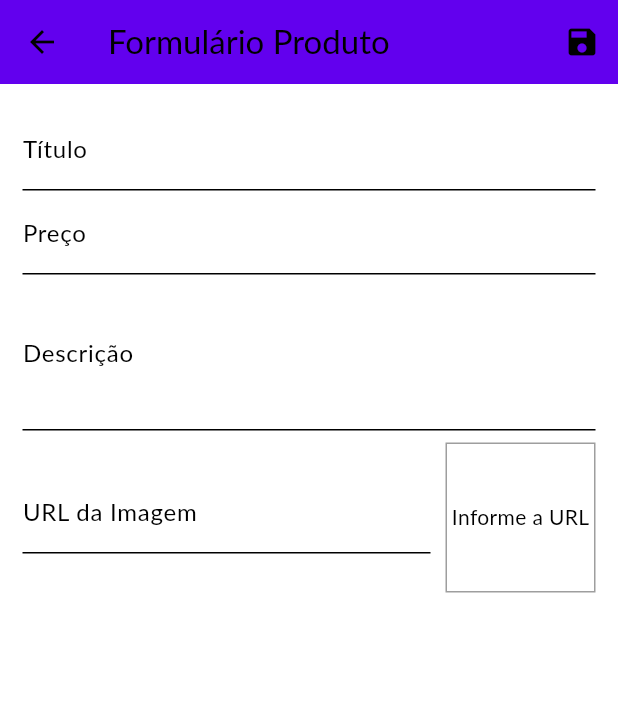
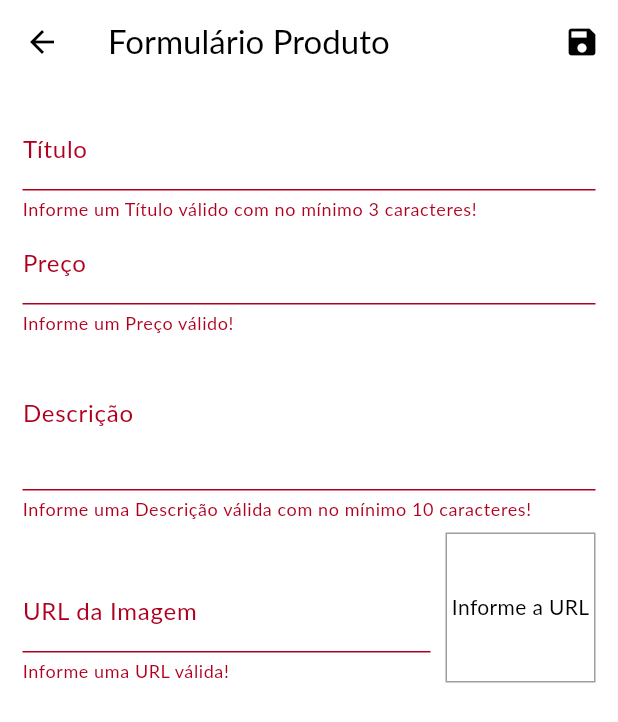
Before and after one commit to Junior580/MyShop, a Flutter app: the ProductFormScreen screen opened by its route, after a tap on the "save" icon, on a phone screen of 412 x 824 dp. Shown: the top 722 px of the screen. Run offline on Flutter 3.47's test engine with Material 3 defaults, Android fonts, the phone set to English and light mode, and no system bars; Roboto replaces fonts that are missing (Lato).

```diff
--- a/lib/main.dart
+++ b/lib/main.dart
@@ -46,10 +46,8 @@ class MyApp extends StatelessWidget {
             secondary: Colors.deepOrange,
           ),
         ),
-        // home: const ProductOverviewScreen(),
         routes: {
-          // AppRoutes.AUTH_HOME: (ctx) => const AuthOrHomeScreen(),
-          AppRoutes.AUTH_HOME: (ctx) => const ProductOverviewScreen(),
+          AppRoutes.AUTH_HOME: (ctx) => const AuthOrHomeScreen(),
           AppRoutes.ORDERS: (ctx) => const OrdersScreen(),
           AppRoutes.PRODUCT_DETAIL: (ctx) => const ProductDetailScreen(),
           AppRoutes.CART: (ctx) => const CartScreen(),
--- a/lib/providers/auth.dart
+++ b/lib/providers/auth.dart
@@ -5,18 +5,20 @@ import 'package:http/http.dart' as http;
 import 'package:shop/exceptions/auth_exception.dart';
 
 class Auth with ChangeNotifier {
-  late String _token;
-  late DateTime _expiryDate;
+  String? _token;
+  DateTime? _expiryDate;
 
-  get isAuth {
+  bool get isAuth {
     return token != null;
   }
 
-  String get token {
-    if (_expiryDate.isAfter(DateTime.now())) {
+  String? get token {
+    if (_token != null &&
+        _expiryDate != null &&
+        _expiryDate!.isAfter(DateTime.now())) {
       return _token;
     } else {
-      return '';
+      return null;
     }
   }
 
@@ -45,6 +47,7 @@ class Auth with ChangeNotifier {
           seconds: int.parse(responseBody['expiresIn']),
         ),
       );
+      notifyListeners();
     }
 
     return Future.value();
--- a/lib/providers/products.dart
+++ b/lib/providers/products.dart
@@ -2,13 +2,16 @@ import 'dart:convert';
 import 'dart:io';
 
 import 'package:flutter/material.dart';
+import 'package:shop/utils/constants.dart';
 import 'product.dart';
 import '../data/dummy_data.dart';
 import 'package:http/http.dart' as http;
 
 class Products with ChangeNotifier {
-  final _baseUrl = Uri.parse('');
-  final List<Product> _items = DUMMY_PRODUCTS;
+  final String _baseUrl = '${Constants.BASE_API_URL}/products';
+  final List<Product> _items = [];
+
+  // final List<Product> _items = DUMMY_PRODUCTS;
 
   List<Product> get items => [..._items];
 
@@ -21,7 +24,7 @@ class Products with ChangeNotifier {
   }
 
   Future<void> loadProducts() async {
-    final response = await http.get(_baseUrl);
+    final response = await http.get(Uri.parse("$_baseUrl.json"));
     Map<String, dynamic> data = json.decode(response.body);
 
     _items.clear();
@@ -41,7 +44,7 @@ class Products with ChangeNotifier {
 
   Future<void> addProduct(Product newProduct) async {
     final response = await http.post(
-      _baseUrl,
+      Uri.parse("$_baseUrl.json"),
       body: json.encode({
         'title': newProduct.title,
         'description': newProduct.description,
@@ -65,7 +68,7 @@ class Products with ChangeNotifier {
     final index = _items.indexWhere((prod) => prod.id == product.id);
     if (index >= 0) {
       await http.patch(
-        _baseUrl.replace(query: product.id),
+        Uri.parse("$_baseUrl.json").replace(query: product.id),
         body: json.encode({
           'title': product.title,
           'description': product.description,
@@ -85,7 +88,8 @@ class Products with ChangeNotifier {
       _items.remove(product);
       notifyListeners();
 
-      final response = await http.delete(_baseUrl.replace(query: product.id));
+      final response = await http
+          .delete(Uri.parse("$_baseUrl.json").replace(query: product.id));
 
       if (response.statusCode >= 400) {
         _items.insert(index, product);
--- a/lib/views/product_form_screen.dart
+++ b/lib/views/product_form_screen.dart
@@ -1,7 +1,9 @@
-import 'dart:math';
+import 'package:flutter/material.dart';
+import 'package:provider/provider.dart';
+import 'package:shop/utils/generate_id.dart';
 
-import 'package:flutter/material.dart';
 import '../providers/product.dart';
+import '../providers/products.dart';
 
 class ProductFormScreen extends StatefulWidget {
   const ProductFormScreen({super.key});
@@ -17,6 +19,7 @@ class _ProductFormScreenState extends State<ProductFormScreen> {
   final _imageUrlController = TextEditingController();
   final _form = GlobalKey<FormState>();
   final _formData = <String, dynamic>{};
+  bool _isLoading = false;
 
   @override
   void initState() {
@@ -24,8 +27,39 @@ class _ProductFormScreenState extends State<ProductFormScreen> {
     _imageUrlFocusNode.addListener(_updateImage);
   }
 
+  @override
+  void didChangeDependencies() {
+    super.didChangeDependencies();
+
+    if (_formData.isEmpty) {
+      final args = ModalRoute.of(context)?.settings.arguments;
+      if (args is Product) {
+        final product = args;
+        _formData['id'] = product.id;
+        _formData['title'] = product.title;
+        _formData['description'] = product.description;
+        _formData['price'] = product.price;
+        _formData['imageUrl'] = product.imageUrl;
+
+        _imageUrlController.text = product.imageUrl;
+      }
+    }
+  }
+
   void _updateImage() {
+    if (isValidImageUrl(_imageUrlController.text)) {
       setState(() {});
+    }
+  }
+
+  bool isValidImageUrl(String url) {
+    bool startWithHttp = url.toLowerCase().startsWith('http://');
+    bool startWithHttps = url.toLowerCase().startsWith('https://');
+    bool endsWithPng = url.toLowerCase().endsWith('.png');
+    bool endsWithJpg = url.toLowerCase().endsWith('.jpg');
+    bool endsWithJpeg = url.toLowerCase().endsWith('.jpeg');
+    return (startWithHttp || startWithHttps) &&
+        (endsWithPng || endsWithJpg || endsWithJpeg);
   }
 
   @override
@@ -37,20 +71,60 @@ class _ProductFormScreenState extends State<ProductFormScreen> {
     _imageUrlFocusNode.dispose();
   }
 
-  void _saveForm() {
+  Future<void> _saveForm() async {
+    var isValid = _form.currentState!.validate();
+
+    if (!isValid) {
+      return;
+    }
+
     _form.currentState?.save();
 
-    final newProduct = new Product(
-      id: Random().nextDouble().toString(),
+    final product = Product(
+      id: _formData['id'] ?? generateRandomId(),
       title: _formData['title'],
+      price: _formData['price'],
       description: _formData['description'],
-      price: _formData['price'],
       imageUrl: _formData['imageUrl'],
     );
 
-    print('Product - id: ${newProduct.id}');
-    print('Product - title: ${newProduct.title}');
-    print('Product - price: ${newProduct.price}');
+    setState(() {
+      _isLoading = true;
+    });
+
+    final products = Provider.of<Products>(context, listen: false);
+
+    try {
+      if (_formData['id'] == null) {
+        await products.addProduct(product);
+      } else {
+        await products.updateProduct(product);
+      }
+
+      if (mounted) {
+        Navigator.of(context).pop();
+      }
+    } catch (error) {
+      if (mounted) {
+        await showDialog<void>(
+          context: context,
+          builder: (ctx) => AlertDialog(
+            title: const Text('Ocorreu um erro!'),
+            content: const Text('Ocorreu um erro pra salvar o produto!'),
+            actions: <Widget>[
+              TextButton(
+                child: const Text('Fechar'),
+                onPressed: () => Navigator.of(context).pop(),
+              ),
+            ],
+          ),
+        );
+      }
+    } finally {
+      setState(() {
+        _isLoading = false;
+      });
+    }
   }
 
   @override
@@ -58,87 +132,138 @@ class _ProductFormScreenState extends State<ProductFormScreen> {
     return Scaffold(
       appBar: AppBar(
         title: const Text('Formulário Produto'),
-        backgroundColor: Theme.of(context).primaryColor,
-        actions: [
+        actions: <Widget>[
           IconButton(
+            icon: const Icon(Icons.save),
             onPressed: () {
               _saveForm();
             },
-            icon: const Icon(Icons.save),
           )
         ],
       ),
-      body: Padding(
-        padding: const EdgeInsets.all(15),
+      body: _isLoading
+          ? const Center(
+              child: CircularProgressIndicator(),
+            )
+          : Padding(
+              padding: const EdgeInsets.all(15.0),
               child: Form(
                 key: _form,
                 child: ListView(
-            children: [
+                  children: <Widget>[
                     TextFormField(
-                decoration: const InputDecoration(label: Text('Título')),
+                      initialValue: _formData['title'],
+                      decoration: const InputDecoration(labelText: 'Título'),
                       textInputAction: TextInputAction.next,
                       onFieldSubmitted: (_) {
                         FocusScope.of(context).requestFocus(_priceFocusNode);
                       },
                       onSaved: (value) => _formData['title'] = value,
+                      validator: (value) {
+                        bool isEmpty = value!.trim().isEmpty;
+                        bool isInvalid = value.trim().length < 3;
+
+                        if (isEmpty || isInvalid) {
+                          return 'Informe um Título válido com no mínimo 3 caracteres!';
+                        }
+
+                        return null;
+                      },
                     ),
                     TextFormField(
-                decoration: const InputDecoration(label: Text('Preço')),
+                      initialValue: _formData['price']?.toString() ?? "",
+                      decoration: const InputDecoration(labelText: 'Preço'),
                       textInputAction: TextInputAction.next,
                       focusNode: _priceFocusNode,
-                keyboardType:
-                    const TextInputType.numberWithOptions(decimal: true),
+                      keyboardType: const TextInputType.numberWithOptions(
+                        decimal: true,
+                      ),
                       onFieldSubmitted: (_) {
-                  FocusScope.of(context).requestFocus(_descriptionFocusNode);
+                        FocusScope.of(context)
+                            .requestFocus(_descriptionFocusNode);
                       },
-                onSaved: (value) => _formData['price'] = double.parse(value!),
+                      onSaved: (value) =>
+                          _formData['price'] = double.parse(value!),
+                      validator: (value) {
+                        bool isEmpty = value!.trim().isEmpty;
+                        var newPrice = double.tryParse(value);
+                        bool isInvalid = newPrice == null || newPrice <= 0;
+
+                        if (isEmpty || isInvalid) {
+                          return 'Informe um Preço válido!';
+                        }
+
+                        return null;
+                      },
                     ),
                     TextFormField(
-                decoration: const InputDecoration(label: Text('Descrição')),
+                      initialValue: _formData['description'],
+                      decoration: const InputDecoration(labelText: 'Descrição'),
                       maxLines: 3,
                       keyboardType: TextInputType.multiline,
-                textInputAction: TextInputAction.next,
                       focusNode: _descriptionFocusNode,
                       onSaved: (value) => _formData['description'] = value,
+                      validator: (value) {
+                        bool isEmpty = value!.trim().isEmpty;
+                        bool isInvalid = value.trim().length < 10;
+
+                        if (isEmpty || isInvalid) {
+                          return 'Informe uma Descrição válida com no mínimo 10 caracteres!';
+                        }
+
+                        return null;
+                      },
                     ),
                     Row(
-                crossAxisAlignment: CrossAxisAlignment.center,
-                children: [
+                      crossAxisAlignment: CrossAxisAlignment.end,
+                      children: <Widget>[
                         Expanded(
                           child: TextFormField(
-                      controller: _imageUrlController,
-                      focusNode: _imageUrlFocusNode,
-                      decoration:
-                          const InputDecoration(labelText: 'URL da Imagem'),
+                            decoration: const InputDecoration(
+                                labelText: 'URL da Imagem'),
                             keyboardType: TextInputType.url,
                             textInputAction: TextInputAction.done,
+                            focusNode: _imageUrlFocusNode,
+                            controller: _imageUrlController,
                             onFieldSubmitted: (_) {
                               _saveForm();
                             },
                             onSaved: (value) => _formData['imageUrl'] = value,
+                            validator: (value) {
+                              bool isEmpty = value!.trim().isEmpty;
+                              bool isInvalid = !isValidImageUrl(value);
+
+                              if (isEmpty || isInvalid) {
+                                return 'Informe uma URL válida!';
+                              }
+
+                              return null;
+                            },
                           ),
                         ),
                         Container(
+                          height: 100,
                           width: 100,
-                    height: 100,
-                    margin: const EdgeInsets.only(top: 8, left: 10),
+                          margin: const EdgeInsets.only(
+                            top: 8,
+                            left: 10,
+                          ),
                           decoration: BoxDecoration(
-                      border: Border.all(color: Colors.grey, width: 1),
+                            border: Border.all(
+                              color: Colors.grey,
+                              width: 1,
+                            ),
                           ),
                           alignment: Alignment.center,
                           child: _imageUrlController.text.isEmpty
                               ? const Text('Informe a URL')
-                        : FittedBox(
-                            child: Image.network(
+                              : Image.network(
                                   _imageUrlController.text,
                                   fit: BoxFit.cover,
-                              width: 100,
-                              height: 100,
                                 ),
                         ),
-                  )
                       ],
-              )
+                    ),
                   ],
                 ),
               ),
```
Also changed, not shown: lib/providers/product.dart (+20 -1 lines), lib/utils/generate_id.dart (added, +9 -0 lines), lib/views/products_screen.dart (+8 -1 lines), 1 other file. Lines whose indentation alone changed are shown as unchanged.
